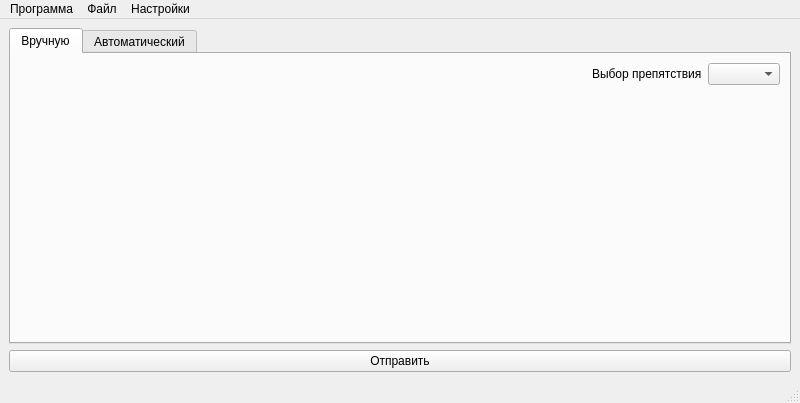
This is mainwindow.ui in ilya4743/GENERATOR_NAMI as Qt 5 draws it before an edit. The edited form follows.
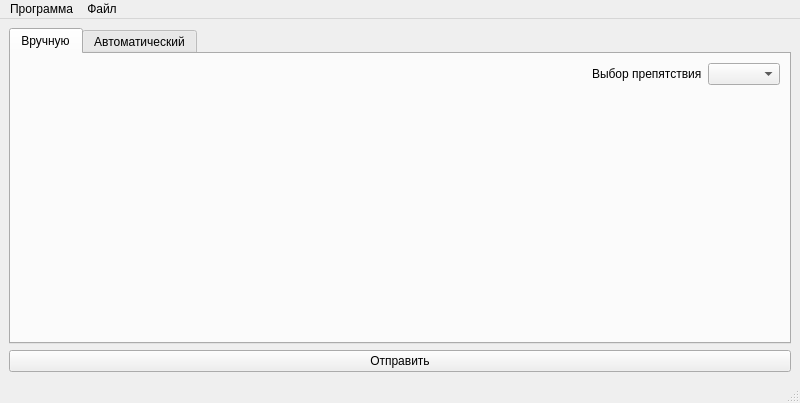
This is the edited form.

Patch:
```diff
--- a/mainwindow.ui
+++ b/mainwindow.ui
@@ -94,15 +94,10 @@
      <string>Файл</string>
     </property>
     <addaction name="action"/>
-   </widget>
-   <widget class="QMenu" name="menu_3">
-    <property name="title">
-     <string>Настройки</string>
-    </property>
+    <addaction name="action_2"/>
    </widget>
    <addaction name="menu"/>
    <addaction name="menu_2"/>
-   <addaction name="menu_3"/>
   </widget>
   <widget class="QStatusBar" name="statusbar"/>
   <action name="ExitBtn">
```
Left out of the diff: 35 changed lines with no effect on the pictures.
